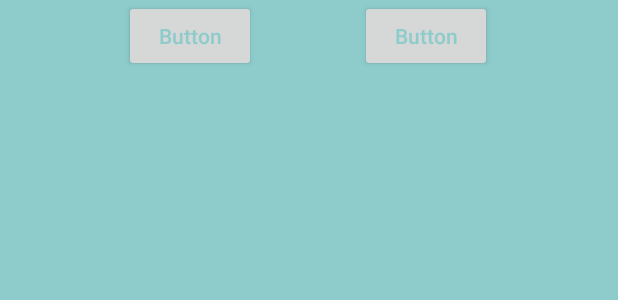
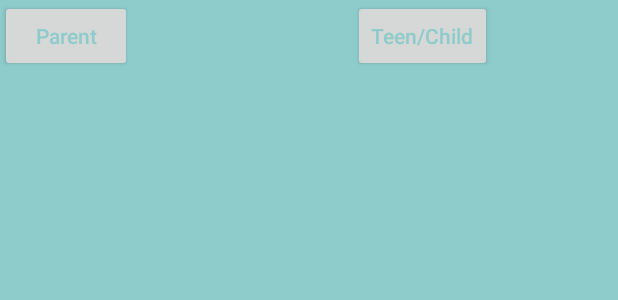
Before and after one commit to dominatorfaf/chat-app-tracker, an Android app: the layout activity_final_step_registration.xml on its own in the app's theme, with its tools: preview values and no code run, on a phone screen of 412 x 824 dp. Shown: the top 300 px of the screen. Run offline under Robolectric (Android 15) with nearby library versions, the phone set to English and light mode, and no system bars.

```diff
--- a/app/src/main/java/com/project/chat_app_tracker/models/ChatModel.java
+++ b/app/src/main/java/com/project/chat_app_tracker/models/ChatModel.java
@@ -8,6 +8,8 @@ public class ChatModel {
     private String[] chatMessages;
     private Date timeCreated;
     private Float[] sentiment;
+
+    public ChatModel() {}
 
     public ChatModel(String id, String[] participantsId, String[] chatMessages, Date timeCreated, Float[] sentiment) {
         this.id = id;
--- a/app/src/main/java/com/project/chat_app_tracker/models/UserModel.java
+++ b/app/src/main/java/com/project/chat_app_tracker/models/UserModel.java
@@ -43,6 +43,10 @@ public class UserModel {
         this.isParent = isParent;
         this.gender = gender;
         this.familyId = familyId;
+    }
+
+    public UserModel() {
+
     }
 
     public String getId() {
--- a/app/src/main/res/layout/activity_final_step_registration.xml
+++ b/app/src/main/res/layout/activity_final_step_registration.xml
@@ -12,10 +12,10 @@
 
 
     <Button
-        android:id="@+id/button"
+        android:id="@+id/parent"
         android:layout_width="wrap_content"
         android:layout_height="wrap_content"
-        android:text="Button"
+        android:text="Parent"
         android:textAlignment="center"
         android:textColor="@color/azure"
         android:textAllCaps="false"
@@ -26,11 +26,11 @@
 
 
     <Button
-        android:id="@+id/button2"
+        android:id="@+id/child"
         android:layout_width="wrap_content"
         android:layout_height="wrap_content"
         android:layout_marginEnd="84dp"
-        android:text="Button"
+        android:text="Teen/Child"
         android:textAlignment="center"
         android:textColor="@color/azure"
         android:textAllCaps="false"
```
Also changed, not shown: app/src/main/java/com/project/chat_app_tracker/ui/register/FinalStepRegistration.java (+58 -0 lines), app/src/main/java/com/project/chat_app_tracker/ui/register/RegisterActivity.java (+4 -4 lines), app/src/main/java/com/project/chat_app_tracker/ui/register/RegisterConfActivity.java (+12 -1 lines).
